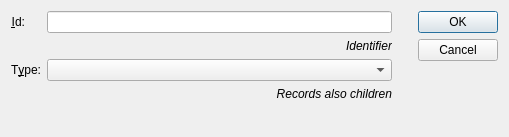
Qt form src/modules/specialized/scxml/dialogs/scxmlhistoryldialog.ui (lbellonda/qxmledit) before a commit.
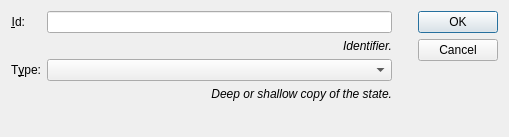
The same form after that commit. Icons and pictures are not drawn.

```diff
--- a/src/modules/specialized/scxml/dialogs/scxmlhistoryldialog.ui
+++ b/src/modules/specialized/scxml/dialogs/scxmlhistoryldialog.ui
@@ -56,7 +56,7 @@
         </font>
        </property>
        <property name="text">
-        <string>Identifier</string>
+        <string>Identifier.</string>
        </property>
        <property name="alignment">
         <set>Qt::AlignRight|Qt::AlignTrailing|Qt::AlignVCenter</set>
@@ -91,7 +91,7 @@
         </font>
        </property>
        <property name="text">
-        <string>Records also children</string>
+        <string>Deep or shallow copy of the state.</string>
        </property>
        <property name="alignment">
         <set>Qt::AlignRight|Qt::AlignTrailing|Qt::AlignVCenter</set>
```
